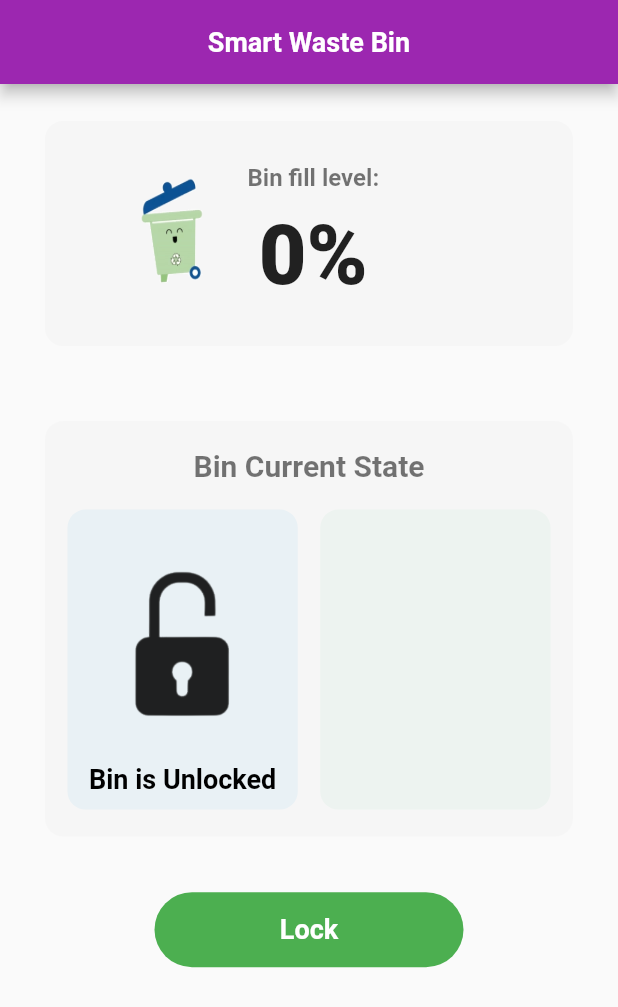
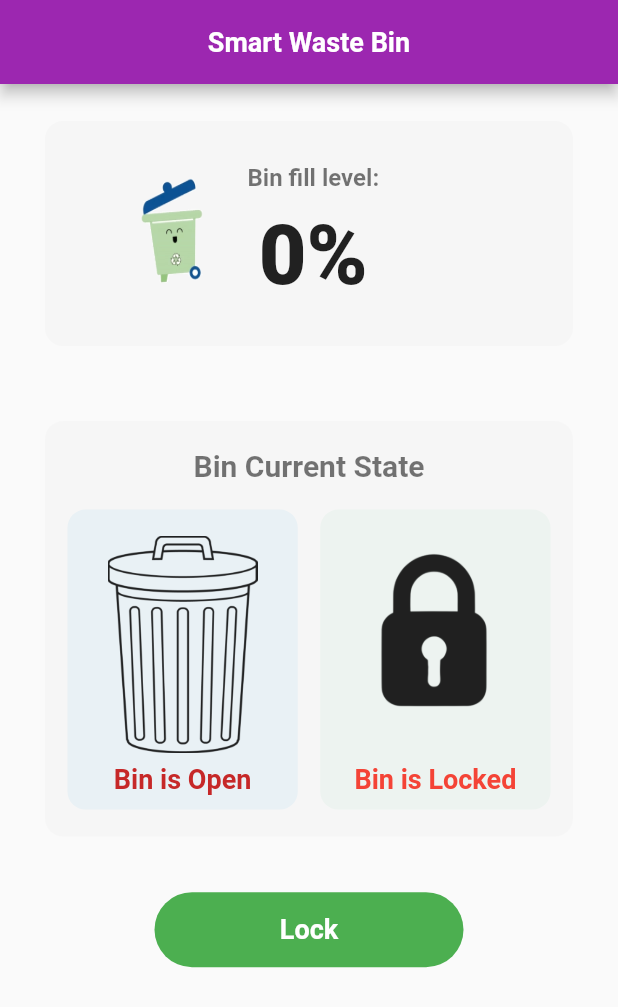
Before and after one commit to Enisco/smart_bin_advanced, a Flutter app: the screen it shows after launch, on a phone screen of 412 x 824 dp. Shown: the top 1007 px of the screen. Run offline on Flutter 3.47's test engine with Material 2 defaults, Android fonts, the light colour scheme and no system bars; our stand-ins replace flutter_local_notifications, get; missing offline and left inert: flutter_background, mqtt_client.

Commit message:
custom view implementation

```diff
--- a/lib/presentation/view.dart
+++ b/lib/presentation/view.dart
@@ -133,22 +133,33 @@ class _SmartWasteBinPageViewState extends State<SmartWasteBinPageView> {
                               ),
                               child: Column(
                                 children: [
-                                  SizedBox(height: 15),
-                                  Image(
-                                    image: controller.locked
-                                        ? AssetImage("assets/lock-closed.png")
-                                        : AssetImage("assets/padlock_open.png"),
-                                    height: controller.locked ? 180 : 150,
-                                    width: 100,
-                                    color: Colors.black87,
-                                  ),
-                                  Expanded(child: SizedBox()),
+                                  const SizedBox(height: 15),
+                                  controller.open
+                                      ? const Image(
+                                          image:
+                                              AssetImage("assets/bin-open.png"),
+                                          height: 150,
+                                          width: 100,
+                                          color: Colors.black87,
+                                        )
+                                      : const Image(
+                                          image: AssetImage(
+                                              "assets/waste-bin-closed.png"),
+                                          height: 150,
+                                          width: 100,
+                                          color: Colors.black87,
+                                        ),
+                                  const Expanded(child: SizedBox()),
                                   Text(
-                                    'Bin is Unlocked',
+                                    !controller.open
+                                        ? 'Bin is Open'
+                                        : 'Bin is Closed',
                                     style: TextStyle(
                                         fontSize: 18,
                                         fontWeight: FontWeight.bold,
-                                        color: Colors.black),
+                                        color: !controller.open
+                                            ? Colors.red[800]
+                                            : Colors.black),
                                   ),
                                 ],
                               ),
@@ -157,11 +168,39 @@ class _SmartWasteBinPageViewState extends State<SmartWasteBinPageView> {
                           const SizedBox(width: 15),
                           Expanded(
                             child: Container(
+                              padding: const EdgeInsets.only(bottom: 10),
                               height: 200,
                               decoration: const BoxDecoration(
                                 color: Color.fromRGBO(64, 190, 121, 0.05),
                                 borderRadius:
                                     BorderRadius.all(Radius.circular(12)),
+                              ),
+                              child: Column(
+                                children: [
+                                  const SizedBox(height: 15),
+                                  Image(
+                                    image: !controller.locked
+                                        ? const AssetImage(
+                                            "assets/lock-closed.png")
+                                        : const AssetImage(
+                                            "assets/padlock_open.png"),
+                                    height: !controller.locked ? 130 : 150,
+                                    width: !controller.locked ? 80 : 100,
+                                    color: Colors.black87,
+                                  ),
+                                  const Expanded(child: SizedBox()),
+                                  Text(
+                                    !controller.locked
+                                        ? 'Bin is Locked'
+                                        : 'Bin is Unlocked',
+                                    style: TextStyle(
+                                        fontSize: 18,
+                                        fontWeight: FontWeight.bold,
+                                        color: !controller.locked
+                                            ? Colors.red
+                                            : Colors.black),
+                                  ),
+                                ],
                               ),
                             ),
                           ),
```
Also changed, not shown: assets/lock-closed.png, assets/waste-bin-closed.png (renamed from assets/waste-bin-removebg-preview.png).
